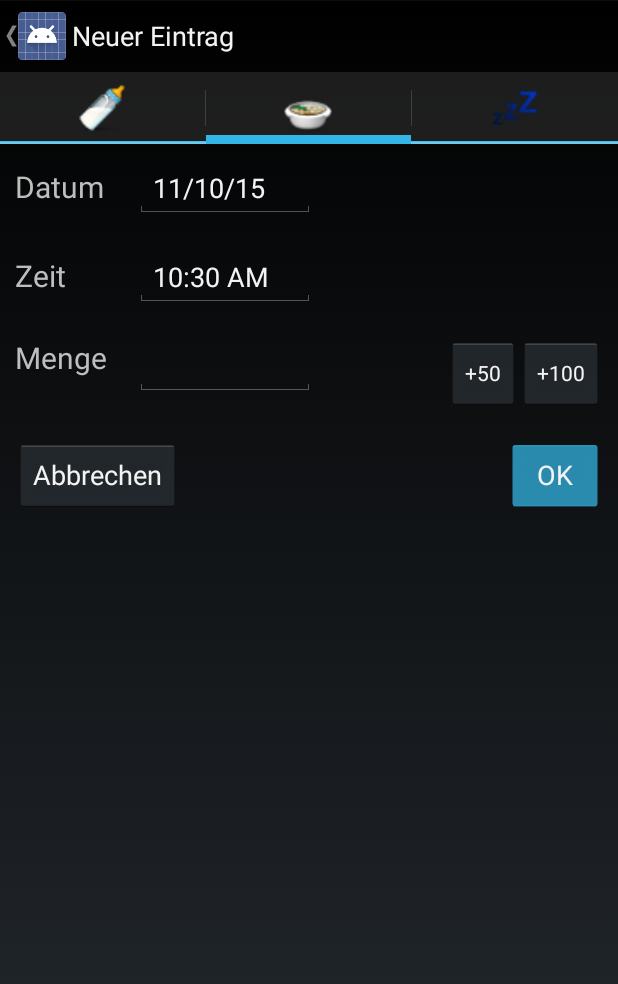
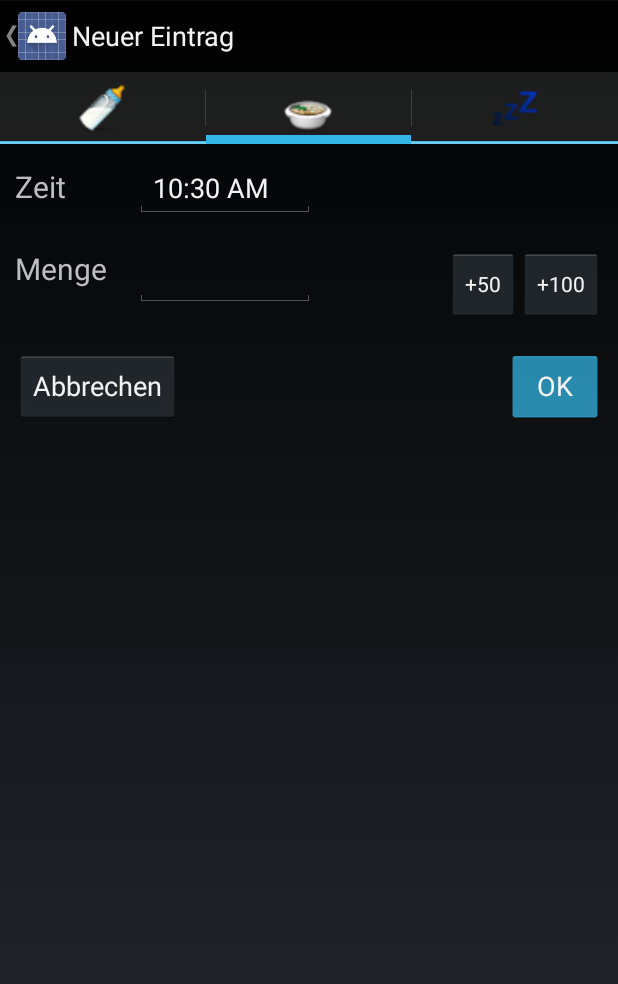
Before and after one commit to mxwlone/pukimon, an Android app: the DrinkEventFragment screen opened directly, with no data from a screen before it, tab 2 chosen, on a phone screen of 412 x 824 dp. Shown: the top 984 px of the screen. Run offline under Robolectric (Android 15) with nearby library versions, the phone set to English and light mode, and no system bars.

Commit message:
When creating a new event of any type, the editable date field is no longer shown (since it is assumed to be the current day). It is still editable when editing an event.

```diff
--- a/app/src/main/java/com/mxwlone/pukimon/fragment/DrinkEventFragment.java
+++ b/app/src/main/java/com/mxwlone/pukimon/fragment/DrinkEventFragment.java
@@ -13,6 +13,7 @@ import android.view.View;
 import android.view.ViewGroup;
 import android.widget.Button;
 import android.widget.EditText;
+import android.widget.LinearLayout;
 import android.widget.Toast;
 
 import com.mxwlone.pukimon.R;
@@ -73,6 +74,9 @@ public class DrinkEventFragment extends Fragment {
                 amount = extras.getInt("amount");
             if (extras.containsKey("date"))
                 date = new Date(extras.getLong("date"));
+        } else {
+            // hide date, if not editing an existing event
+            ((LinearLayout) getActivity().findViewById(R.id.drinkEventLayoutDate)).setVisibility(View.GONE);
         }
 
         Calendar calendar = Calendar.getInstance();
--- a/app/src/main/java/com/mxwlone/pukimon/fragment/EatEventFragment.java
+++ b/app/src/main/java/com/mxwlone/pukimon/fragment/EatEventFragment.java
@@ -13,6 +13,7 @@ import android.view.View;
 import android.view.ViewGroup;
 import android.widget.Button;
 import android.widget.EditText;
+import android.widget.LinearLayout;
 import android.widget.Toast;
 
 import com.mxwlone.pukimon.R;
@@ -73,6 +74,9 @@ public class EatEventFragment extends Fragment {
                 amount = extras.getInt("amount");
             if (extras.containsKey("date"))
                 date = new Date(extras.getLong("date"));
+        } else {
+            // hide date, if not editing an existing event
+            ((LinearLayout) getActivity().findViewById(R.id.eatEventLayoutDate)).setVisibility(View.GONE);
         }
 
         Calendar calendar = Calendar.getInstance();
--- a/app/src/main/java/com/mxwlone/pukimon/fragment/SleepEventFragment.java
+++ b/app/src/main/java/com/mxwlone/pukimon/fragment/SleepEventFragment.java
@@ -14,6 +14,7 @@ import android.view.View;
 import android.view.ViewGroup;
 import android.widget.Button;
 import android.widget.EditText;
+import android.widget.LinearLayout;
 import android.widget.Toast;
 
 import com.mxwlone.pukimon.R;
@@ -73,6 +74,9 @@ public class SleepEventFragment extends Fragment {
                 fromDate = new Date(extras.getLong("fromDate"));
             if (extras.containsKey("toDate"))
                 toDate = new Date(extras.getLong("toDate"));
+        } else {
+            // hide date, if not editing an existing event
+            ((LinearLayout) getActivity().findViewById(R.id.sleepEventLayoutDate)).setVisibility(View.GONE);
         }
 
         if (fromDate == null || toDate == null) {
--- a/app/src/main/res/layout/fragment_drink_event.xml
+++ b/app/src/main/res/layout/fragment_drink_event.xml
@@ -6,6 +6,7 @@
 
 
     <LinearLayout
+        android:id="@+id/drinkEventLayoutDate"
         android:orientation="horizontal"
         android:layout_width="match_parent"
         android:layout_height="wrap_content"
--- a/app/src/main/res/layout/fragment_eat_event.xml
+++ b/app/src/main/res/layout/fragment_eat_event.xml
@@ -6,6 +6,7 @@
 
 
     <LinearLayout
+        android:id="@+id/eatEventLayoutDate"
         android:orientation="horizontal"
         android:layout_width="match_parent"
         android:layout_height="wrap_content"
--- a/app/src/main/res/layout/fragment_sleep_event.xml
+++ b/app/src/main/res/layout/fragment_sleep_event.xml
@@ -7,6 +7,7 @@
 
 
     <LinearLayout
+        android:id="@+id/sleepEventLayoutDate"
         android:orientation="horizontal"
         android:layout_width="match_parent"
         android:layout_height="wrap_content"
```
